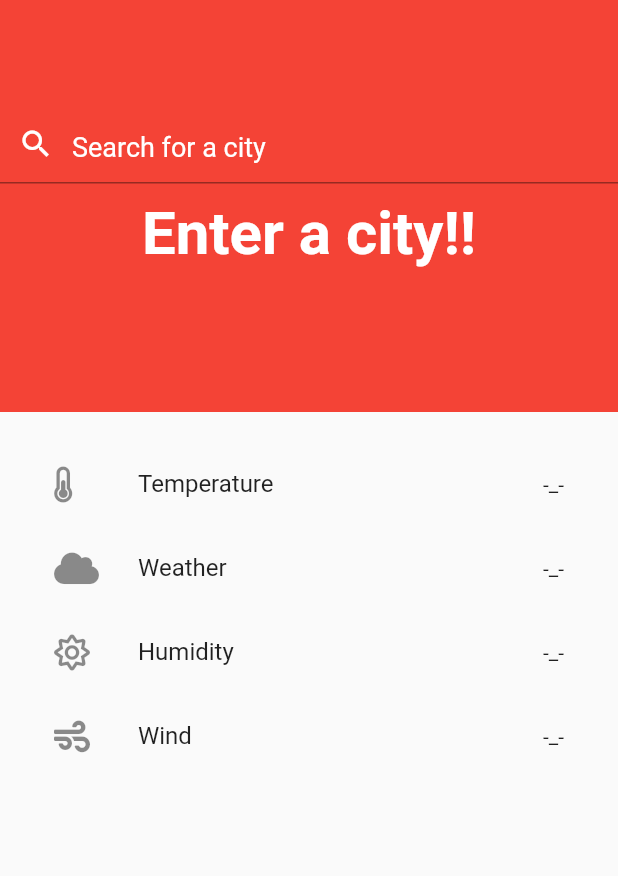
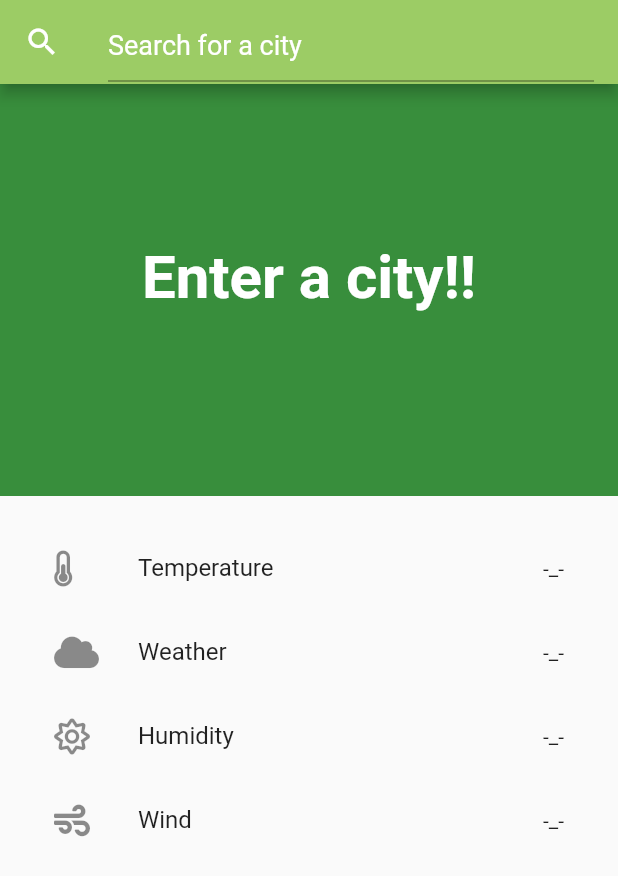
Before and after one commit to Samkit3004/weather_app, a Flutter app: the screen it shows after launch, on a phone screen of 412 x 824 dp. Shown: the top 876 px of the screen. Run offline on Flutter 3.47's test engine with Material 2 defaults, Android fonts, the phone set to English and light mode, and no system bars; our stand-ins replace font_awesome_flutter.

Commit message:
Improved search bar UI and changed colors

```diff
--- a/lib/main.dart
+++ b/lib/main.dart
@@ -1,5 +1,4 @@
 import 'dart:convert';
-
 import 'package:flutter/material.dart';
 import 'package:font_awesome_flutter/font_awesome_flutter.dart';
 import 'package:http/http.dart' as http;
@@ -24,7 +23,6 @@ class _HomeState extends State<Home> {
   var currently;
   var humidity;
   var windSpeed;
-
   Future getWeather(String input) async {
     http.Response response = await http.get(apif + input + apil);
     var results = jsonDecode(response.body);
@@ -40,32 +38,38 @@ class _HomeState extends State<Home> {
   @override
   Widget build(BuildContext context) {
     return Scaffold(
+      appBar: AppBar(
+        backgroundColor: Colors.lightGreen[400],
+        leading: Icon(
+          Icons.search,
+          color: Colors.white,
+        ),
+        title: Container(
+          child: TextField(
+            onSubmitted: (String input) {
+              getWeather(input);
+            },
+            style: TextStyle(color: Colors.white, fontSize: 25),
+            decoration: InputDecoration(
+              hintText: 'Search for a city',
+              hintStyle: TextStyle(
+                color: Colors.white,
+                fontSize: 18,
+              ),
+            ),
+          ),
+        ),
+      ),
       body: Column(
         children: <Widget>[
           Container(
             height: MediaQuery.of(context).size.height / 3,
             width: MediaQuery.of(context).size.width,
-            color: Colors.red,
+            color: Colors.green[700],
             child: Column(
               mainAxisAlignment: MainAxisAlignment.center,
               crossAxisAlignment: CrossAxisAlignment.center,
               children: <Widget>[
-                Container(
-                  child: TextField(
-                    onSubmitted: (String input) {
-                      getWeather(input);
-                    },
-                    style: TextStyle(color: Colors.white, fontSize: 25),
-                    decoration: InputDecoration(
-                      hintText: 'Search for a city',
-                      hintStyle: TextStyle(color: Colors.white, fontSize: 18),
-                      prefixIcon: Icon(
-                        Icons.search,
-                        color: Colors.white,
-                      ),
-                    ),
-                  ),
-                ),
                 Padding(
                   padding: EdgeInsets.only(bottom: 10),
                 ),
```
Also changed, not shown: 2 other files.
